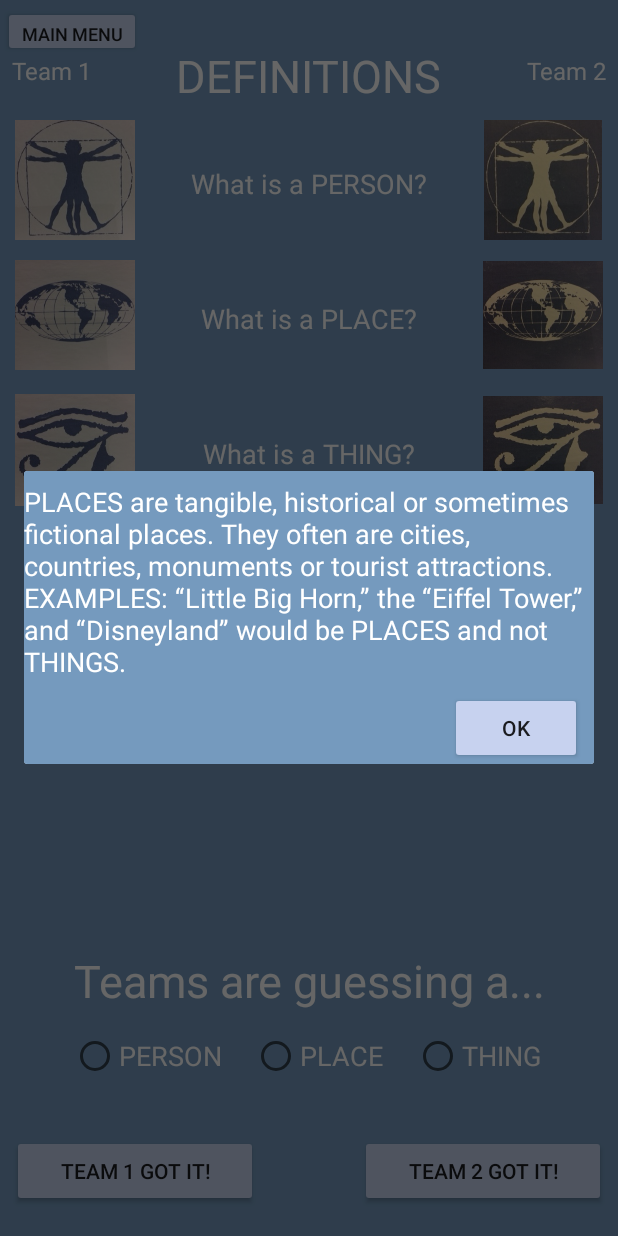
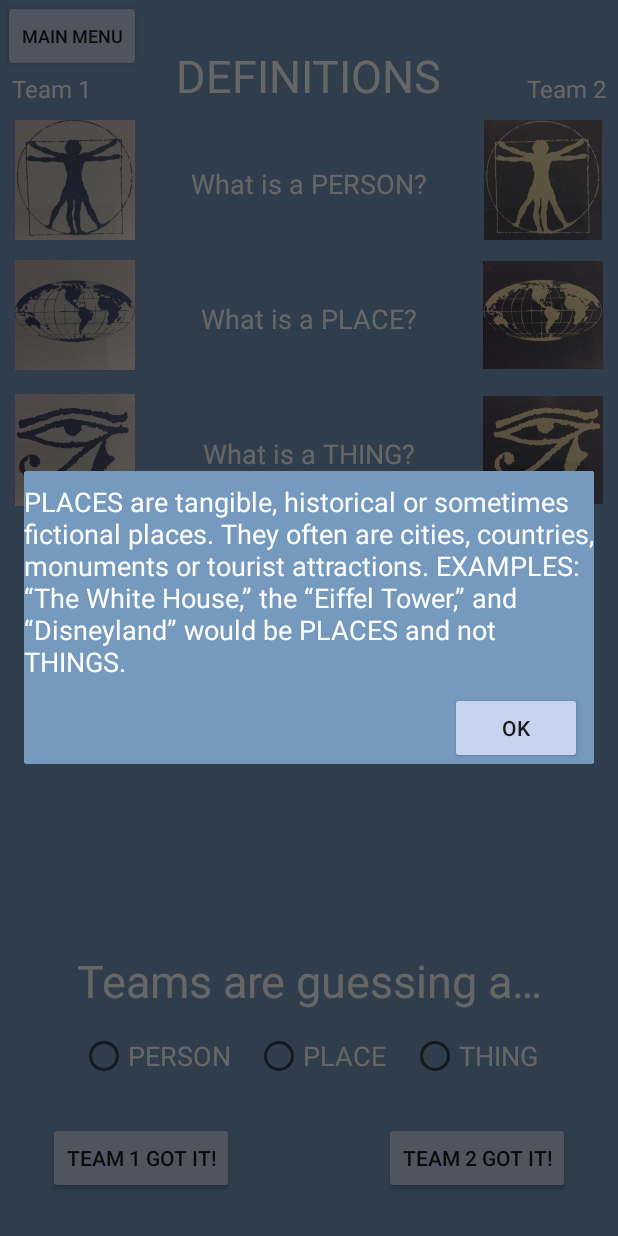
Before and after one commit to Andy8012GitHub/ABSTRACTS, an Android app: the DefinitionsActivity screen opened directly, with no data from a screen before it, after a tap on "What is a PLACE?", on a phone screen of 412 x 824 dp. Run offline under Robolectric (Android 15) with nearby library versions, the phone set to English and light mode, and no system bars.

Commit message:
making everything wrap content

```diff
--- a/app/src/main/AndroidManifest.xml
+++ b/app/src/main/AndroidManifest.xml
@@ -8,7 +8,7 @@
         android:allowBackup="true"
         android:icon="@drawable/icon"
         android:label="@string/app_name"
-        android:roundIcon="@mipmap/ic_launcher_round"
+        android:roundIcon="@drawable/icon"
         android:supportsRtl="true"
         android:theme="@style/AppTheme">
         <activity android:name=".MainActivity">
--- a/app/src/main/assets/ABSTRACTS Rules.txt
+++ b/app/src/main/assets/ABSTRACTS Rules.txt
@@ -8,7 +8,7 @@ Two teams with two or more players each (we’ve tested it with forty people) si
 Clue Givers share one device even though they change during the game. Team members may also download the ABSTRACTS app to review rules, remind the team of definitions of PEOPLE, PLACES & THINGS, and to keep score.
 If players choose to enter their team names and members, Clue Givers will be chosen randomly by the game.
 When one of the Clue Givers pushes the “PPT Start” button, a choice of a PERSON, PLACE, or THING will appear on the device. The first team’s Clue Giver picks one of the PPTs. That Clue Giver announces which category the Clue Givers are giving clues for (PERSON, PLACE, or THING). The other Clue Giver then decides if he/she wants to give clues first or second.
-Whoever gives a clue first presses “Get a Clue,” and either uses the clue (or one of the three clues in the case of a Wild Card) or presses the button again. As soon as the Clue Giver selects an option and gives the clue, his or her team has 60 seconds to come up with a guess of the famous PERSON, PLACE, or THING.
+Whoever gives a clue first presses “Get New Clue,” and either uses the clue (or one of the three clues in the case of a Wild Card) or presses the button again. As soon as the Clue Giver selects an option and gives the clue, his or her team has 60 seconds to come up with a guess of the famous PERSON, PLACE, or THING.
 NOTE: If the Clue Givers are unfamiliar with the PERSON, PLACE, or THING, they can press the “New PPT” button, or they may use the Internet to get information. This is a battle of wits and wisdom, but it’s also just a game – so have fun, and make up whatever “house” rules work for your group.
 THREE THINGS TO REMEMBER WHEN GIVING CLUES
 1.       You CANNOT give any part of the name of the PERSON, PLACE, or THING in your clue.
--- a/app/src/main/java/com/app/myapp/abstracts/GamePlay.java
+++ b/app/src/main/java/com/app/myapp/abstracts/GamePlay.java
@@ -353,10 +353,6 @@ public class GamePlay extends AppCompatActivity {
                 personImage.setVisibility(VISIBLE);
                 placeImage.setVisibility(VISIBLE);
                 thingImage.setVisibility(VISIBLE);
-                abstractsFileRead.newFileLine();
-                person = abstractsFileRead.getPerson();
-                place = abstractsFileRead.getPlace();
-                thing = abstractsFileRead.getThing();
                 personRadioButton.setText(person);
                 placeRadioButton.setText(place);
                 thingRadioButton.setText(thing);
@@ -517,7 +513,7 @@ public class GamePlay extends AppCompatActivity {
         else{
                 btnNewClueGiver.setVisibility(GONE);
                 btnDone.setVisibility(VISIBLE);
-                textViewClueGiverName.setText("Your choice!");
+                textViewWhoIsClueGiverOrWhoIsPlaying.setText(R.string.now_choose_your_own_clue_givers);
             }
             dialog.show();
         }
--- a/app/src/main/res/layout/activity_definitions.xml
+++ b/app/src/main/res/layout/activity_definitions.xml
@@ -87,19 +87,19 @@
         android:layout_width="wrap_content"
         android:layout_height="wrap_content"
         android:layout_marginStart="8dp"
-        android:layout_marginTop="36dp"
+        android:layout_marginTop="48dp"
         android:text="teamName1"
         android:textColor="@android:color/background_light"
         android:textSize="16sp"
         app:layout_constraintStart_toStartOf="parent"
-        app:layout_constraintTop_toTopOf="parent" />
+        app:layout_constraintTop_toTopOf="@+id/btnDefToMain" />
 
     <TextView
         android:id="@+id/textViewTeamName2"
         android:layout_width="wrap_content"
         android:layout_height="wrap_content"
         android:layout_marginEnd="8dp"
-        android:layout_marginTop="36dp"
+        android:layout_marginTop="48dp"
         android:text="teamName2"
         android:textColor="@android:color/background_light"
         android:textSize="16sp"
@@ -168,9 +168,8 @@
     <Button
         android:id="@+id/btnDefToMain"
         android:layout_width="wrap_content"
-        android:layout_height="34dp"
+        android:layout_height="wrap_content"
         android:layout_marginStart="2dp"
-        android:layout_marginTop="4dp"
         android:backgroundTint="@color/colorAccent"
         android:text="@string/main_menu"
         android:textSize="12sp"
@@ -179,10 +178,10 @@
 
     <Button
         android:id="@+id/btnTeam1GotIt"
-        android:layout_width="164dp"
+        android:layout_width="wrap_content"
         android:layout_height="wrap_content"
         android:layout_marginBottom="8dp"
-        android:layout_marginStart="8dp"
+        android:layout_marginStart="32dp"
         android:layout_marginTop="8dp"
         android:backgroundTint="@color/colorAccent"
         android:text="TEAM 1 GOT IT!"
@@ -193,10 +192,10 @@
 
     <Button
         android:id="@+id/btnTeam2GotIt"
-        android:layout_width="164dp"
+        android:layout_width="wrap_content"
         android:layout_height="wrap_content"
         android:layout_marginBottom="8dp"
-        android:layout_marginEnd="8dp"
+        android:layout_marginEnd="32dp"
         android:layout_marginTop="8dp"
         android:backgroundTint="@color/colorAccent"
         android:text="TEAM 2 GOT IT!"
@@ -207,8 +206,8 @@
 
     <RadioGroup
         android:id="@+id/radioGroupPPT"
-        android:layout_width="317dp"
-        android:layout_height="49dp"
+        android:layout_width="wrap_content"
+        android:layout_height="wrap_content"
         android:layout_marginEnd="8dp"
         android:layout_marginStart="8dp"
         android:layout_marginTop="14dp"
--- a/app/src/main/res/layout/dialog_select_clue_giver.xml
+++ b/app/src/main/res/layout/dialog_select_clue_giver.xml
@@ -40,8 +40,8 @@
 
     <Button
         android:id="@+id/btnNewClueGiver"
-        android:layout_width="139dp"
-        android:layout_height="74dp"
+        android:layout_width="wrap_content"
+        android:layout_height="wrap_content"
         android:layout_marginEnd="8dp"
         android:layout_marginStart="8dp"
         android:layout_marginTop="8dp"
--- a/app/src/main/res/values/strings.xml
+++ b/app/src/main/res/values/strings.xml
@@ -1,8 +1,10 @@
 <resources>
     <string name="app_name">ABSTRACTS</string>
+    <string name="app_subtitle">The Game of Absurd Logic</string>
     <string name="play">PLAY</string>
     <string name="rules">RULES</string>
     <string name="definitions">DEFINITIONS</string>
+    <string name="note_beta_version">NOTE: This is a beta version that will undergo updates in the near future. Please give feedback at abstractsgame@gmail.com.</string>
     <string name="main_menu">Main Menu</string>
     <string name="action_settings">SETTINGS</string>
     <string name="pick_your_ppts">PICK YOUR PEOPLE,\nPLACES, &amp; THINGS TO PLAY WITH</string>
@@ -12,13 +14,14 @@
     <string name="ppt_basic_free_list">Basic Free List</string>
     <string name="you_need_g_play">You must have Google Play in order to purchase this list.</string>
     <string name="create_teams_title">CREATE YOUR TEAMS</string>
-    <string name="new_clue_giver">New CLUE GIVERs</string>
-    <string name="team_is_guessing_a">Teams are guessing a...</string>
+    <string name="new_clue_giver">New CLUE GIVERS</string>
+    <string name="now_choose_your_own_clue_givers">Now, each team, choose your own new CLUE GIVERS.</string>
+    <string name="team_is_guessing_a">Teams are guessing a…</string>
     <string name="what_is_a_person">What is a PERSON?</string>
     <string name="what_is_a_place">What is a PLACE?</string>
     <string name="what_is_a_thing">What is a THING?</string>
-    <string name="person_def">PEOPLE are specific, real or fictional, single or small groups. EXAMPLES: “THE BEATLES” would be a person, as would “Bruno Mars,” and even “Bugs Bunny.”</string>
-    <string name="place_def">PLACES are tangible, historical or sometimes fictional places. They often are cities, countries, monuments or tourist attractions. EXAMPLES: “Little Big Horn,” the “Eiffel Tower,” and “Disneyland” would be PLACES and not THINGS.</string>
+    <string name="person_def">PEOPLE are specific, real or fictional, single or small groups. EXAMPLES: “THE BEATLES” would be a person, as would “Taylor Swift,” and even “Bugs Bunny.”</string>
+    <string name="place_def">PLACES are tangible, historical or sometimes fictional places. They often are cities, countries, monuments or tourist attractions. EXAMPLES: “The White House,” the “Eiffel Tower,” and “Disneyland” would be PLACES and not THINGS.</string>
     <string name="thing_def">THINGS are hardest to wrap your head around because they are a weird catch-all category. They are often products, companies, organizations, titles of books, movies, TV shows, songs, etc. EXAMPLES: “Kentucky Fried Chicken,” “Gone with the Wind,” and “Google.”</string>
     <string name="person">PERSON</string>
     <string name="place">PLACE</string>
@@ -29,12 +32,12 @@
     <string name="no">NO</string>
     <string name="ok">OK</string>
     <string name="done">DONE</string>
-    <string name="get_a_clue">Get a Clue</string>
+    <string name="get_a_clue">Get New Clue</string>
     <string name="correct">Got It!</string>
     <string name="incorrect">Missed It</string>
     <string name="title_activity_weenie">Weenie</string>
     <string name="weenie">WEENIE!</string>
-    <string name="weenie_message">You are a Weenie! Pass device to other team. You pushed the limits too far. Next time, don\'t be a Weenie!</string>
+    <string name="weenie_message">You are a Weenie! Pass device to the other CLUE GIVER. You pushed the limits too far. Next time, don\'t be a Weenie!</string>
     <string name="first">FIRST</string>
     <string name="second">SECOND</string>
     <string name="see_rules">See Rules</string>
@@ -53,7 +56,7 @@
         \n <b>Clue Givers share one device</b> even though they change during the game. Team members may also download the ABSTRACTS app to review rules, remind the team of definitions of PEOPLE, PLACES &amp; THINGS, and to keep score.
         \n If players choose to <b>enter their team names and members, Clue Givers will be chosen randomly by the game.</b>
         \n When one of the Clue Givers <b>pushes the “PPT Start” button,</b> a choice of a PERSON, PLACE, or THING will appear on the device. The first team’s <b>Clue Giver picks one of the PPTs.</b> That Clue Giver announces which category the Clue Givers are giving clues for (PERSON, PLACE, or THING). The <b>other Clue Giver then decides if he/she wants to give clues first or second.</b>
-        \n Whoever gives a clue first <b>presses “Get a Clue,”</b> and either uses the clue (or one of the three clues in the case of a Wild Card) or presses the button again. As soon as the Clue Giver selects an option and gives the clue, his or her team has <b>60 seconds</b> to come up with a guess of the famous PERSON, PLACE, or THING.
+        \n Whoever gives a clue first <b>presses “Get New Clue,”</b> and either uses the clue (or one of the three clues in the case of a Wild Card) or presses the button again. As soon as the Clue Giver selects an option and gives the clue, his or her team has <b>60 seconds</b> to come up with a guess of the famous PERSON, PLACE, or THING.
         \n\n NOTE: If the Clue Givers are unfamiliar with the PERSON, PLACE, or THING, they can press the “New PPT” button, or <b>they may use the Internet to get information.</b> This is a battle of wits and wisdom, but it’s also just a game – so <b>have fun, and make up whatever “house” rules work for your group.</b>
         \n\n <b>THREE THINGS TO REMEMBER WHEN GIVING CLUES</b>
         \n\n 1.
```
Also changed, not shown: app/src/main/java/com/app/myapp/abstracts/PurchasingActivity.java (+44 -44 lines), app/src/main/res/layout/activity_game_play.xml (+7 -8 lines), app/src/main/res/layout/activity_main.xml (+17 -1 lines), app/src/main/res/layout/activity_pick_pptlist.xml (+14 -10 lines), app/src/main/res/layout/activity_rules.xml (+4 -4 lines), app/src/main/res/drawable/ppt_1988.png (deleted), app/src/main/res/drawable/ppt_2018_basic.png (deleted), app/src/main/res/drawable/ppt_2018_full.png (deleted), app/src/main/res/drawable/ppt_desserts.png (deleted), app/src/main/res/drawable/ppt_make_your_own_list.png (deleted), app/src/main/res/drawable/ppt_movies.png (deleted), app/src/main/res/drawable/ppt_music_stars.png (deleted), app/src/main/res/drawable/ppt_other_expansion.png (deleted), app/src/main/res/drawable/ppt_sports.png (deleted).
